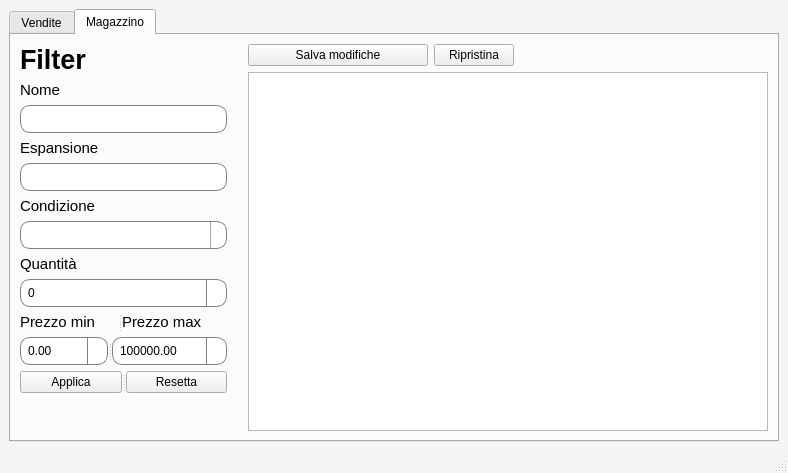
salvogalati/pokemon-card-sales-manager, file Demo_PyQt/main.ui: the form before one commit.
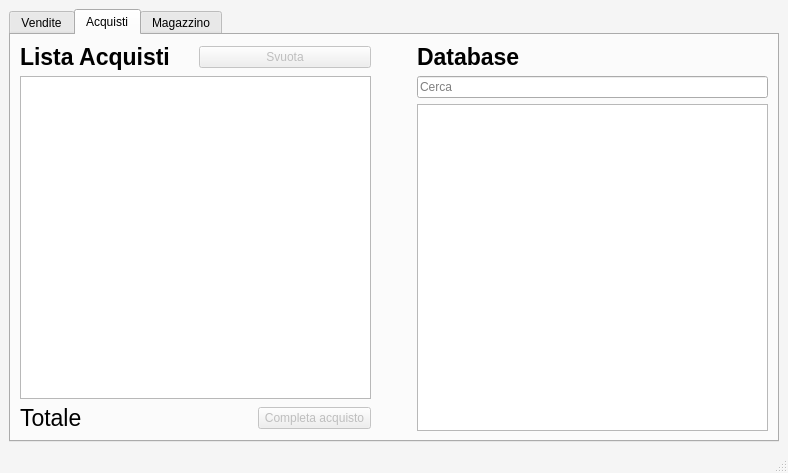
The form after the commit. Icons and pictures are not drawn.

Commit message: Add AcquistiTabController and related UI components for purchase management

```diff
--- a/Demo_PyQt/main.ui
+++ b/Demo_PyQt/main.ui
@@ -6,7 +6,7 @@
    <rect>
     <x>0</x>
     <y>0</y>
-    <width>692</width>
+    <width>754</width>
     <height>473</height>
    </rect>
   </property>
@@ -256,6 +256,161 @@
         </item>
        </layout>
       </widget>
+      <widget class="QWidget" name="tabAcquisti">
+       <attribute name="title">
+        <string>Acquisti</string>
+       </attribute>
+       <layout class="QGridLayout" name="gridLayout_3">
+        <item row="0" column="0">
+         <layout class="QVBoxLayout" name="verticalLayout_12">
+          <item>
+           <layout class="QHBoxLayout" name="horizontalLayout_4">
+            <item>
+             <widget class="QLabel" name="label_11">
+              <property name="font">
+               <font>
+                <pointsize>17</pointsize>
+                <weight>75</weight>
+                <bold>true</bold>
+               </font>
+              </property>
+              <property name="text">
+               <string>Lista Acquisti</string>
+              </property>
+             </widget>
+            </item>
+            <item>
+             <widget class="QPushButton" name="buttonSvuotaAcquisti">
+              <property name="enabled">
+               <bool>false</bool>
+              </property>
+              <property name="text">
+               <string>Svuota</string>
+              </property>
+             </widget>
+            </item>
+           </layout>
+          </item>
+          <item>
+           <widget class="QTableWidget" name="tableWidgetAcquisti">
+            <property name="editTriggers">
+             <set>QAbstractItemView::DoubleClicked</set>
+            </property>
+           </widget>
+          </item>
+          <item>
+           <layout class="QHBoxLayout" name="horizontalLayout_3">
+            <item>
+             <widget class="QLabel" name="label_totale_acquisti_2">
+              <property name="font">
+               <font>
+                <pointsize>17</pointsize>
+                <weight>50</weight>
+                <bold>false</bold>
+               </font>
+              </property>
+              <property name="text">
+               <string>Totale </string>
+              </property>
+             </widget>
+            </item>
+            <item>
+             <widget class="QLabel" name="labelTotaleAcquisti">
+              <property name="font">
+               <font>
+                <pointsize>17</pointsize>
+                <weight>50</weight>
+                <bold>false</bold>
+                <underline>true</underline>
+               </font>
+              </property>
+              <property name="text">
+               <string/>
+              </property>
+              <property name="alignment">
+               <set>Qt::AlignRight|Qt::AlignTrailing|Qt::AlignVCenter</set>
+              </property>
+             </widget>
+            </item>
+            <item>
+             <widget class="QPushButton" name="pushButton">
+              <property name="enabled">
+               <bool>false</bool>
+              </property>
+              <property name="text">
+               <string>Completa acquisto</string>
+              </property>
+             </widget>
+            </item>
+           </layout>
+          </item>
+         </layout>
+        </item>
+        <item row="0" column="1">
+         <spacer name="horizontalSpacer_3">
+          <property name="orientation">
+           <enum>Qt::Horizontal</enum>
+          </property>
+          <property name="sizeType">
+           <enum>QSizePolicy::Fixed</enum>
+          </property>
+          <property name="sizeHint" stdset="0">
+           <size>
+            <width>40</width>
+            <height>20</height>
+           </size>
+          </property>
+         </spacer>
+        </item>
+        <item row="0" column="2">
+         <layout class="QVBoxLayout" name="verticalLayout_11">
+          <item>
+           <widget class="QLabel" name="label_10">
+            <property name="font">
+             <font>
+              <pointsize>17</pointsize>
+              <weight>75</weight>
+              <bold>true</bold>
+             </font>
+            </property>
+            <property name="text">
+             <string>Database</string>
+            </property>
+           </widget>
+          </item>
+          <item>
+           <widget class="QLineEdit" name="lineEditCercaAcquisti">
+            <property name="placeholderText">
+             <string>Cerca</string>
+            </property>
+            <property name="clearButtonEnabled">
+             <bool>true</bool>
+            </property>
+           </widget>
+          </item>
+          <item>
+           <widget class="QTableView" name="tableDatabaseAcquisti">
+            <property name="editTriggers">
+             <set>QAbstractItemView::NoEditTriggers</set>
+            </property>
+            <property name="selectionMode">
+             <enum>QAbstractItemView::SingleSelection</enum>
+            </property>
+            <property name="selectionBehavior">
+             <enum>QAbstractItemView::SelectRows</enum>
+            </property>
+            <property name="sortingEnabled">
+             <bool>true</bool>
+            </property>
+            <property name="cornerButtonEnabled">
+             <bool>false</bool>
+            </property>
+           </widget>
+          </item>
+         </layout>
+        </item>
+       </layout>
+      </widget>
       <widget class="QWidget" name="tabMagazzino">
        <attribute name="title">
         <string>Magazzino</string>
```
Left out of the diff: 4 changed lines with no effect on the pictures. The commit also changes 12 other files.
